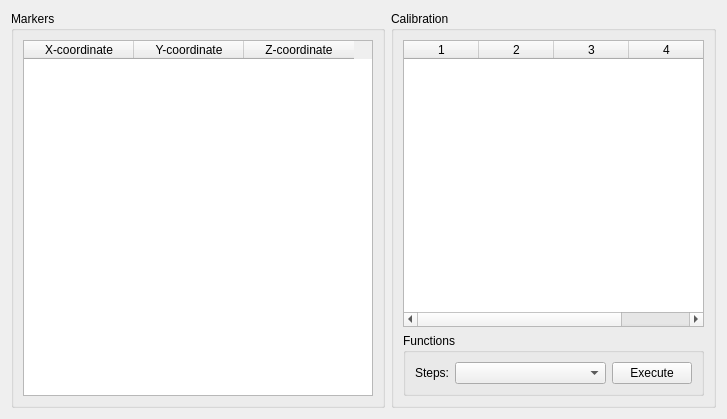
This is MotionViewer/ndiviewer.ui in thinkexist1989/MotionViewer as Qt 5 draws it before an edit. The edited form follows.
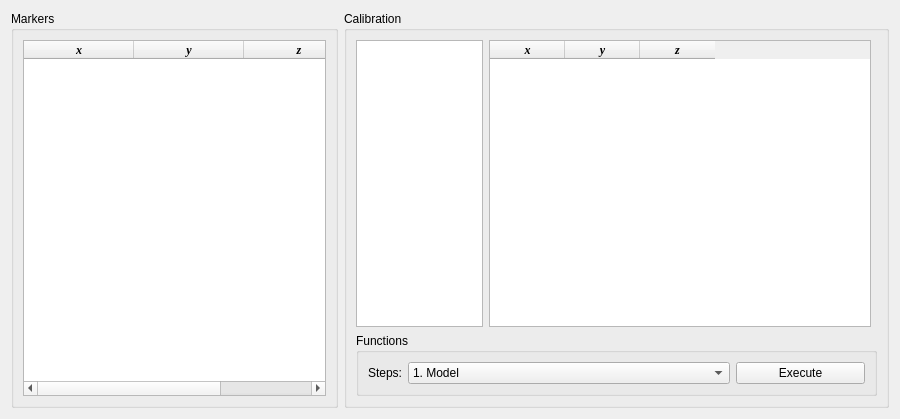
This is the edited form. Icons and pictures are not drawn.

Commit message: add chass NdiTool

What changed in the file:
```diff
--- a/MotionViewer/ndiviewer.ui
+++ b/MotionViewer/ndiviewer.ui
@@ -6,7 +6,7 @@
    <rect>
     <x>0</x>
     <y>0</y>
-    <width>727</width>
+    <width>900</width>
     <height>419</height>
    </rect>
   </property>
@@ -19,7 +19,7 @@
   <property name="windowTitle">
    <string>Form</string>
   </property>
-  <layout class="QGridLayout" name="gridLayout_3">
+  <layout class="QGridLayout" name="gridLayout_3" columnstretch="3,5">
    <item row="0" column="0">
     <widget class="QGroupBox" name="grpMarkers">
      <property name="title">
@@ -30,7 +30,7 @@
        <widget class="QTableWidget" name="tblMarkersView">
         <property name="minimumSize">
          <size>
-          <width>350</width>
+          <width>0</width>
           <height>0</height>
          </size>
         </property>
@@ -75,7 +75,15 @@
         </attribute>
         <column>
          <property name="text">
-          <string>X-coordinate</string>
+          <string>x</string>
+         </property>
+         <property name="font">
+          <font>
+           <family>Times New Roman</family>
+           <weight>75</weight>
+           <italic>true</italic>
+           <bold>true</bold>
+          </font>
          </property>
          <property name="textAlignment">
           <set>AlignCenter</set>
@@ -87,7 +95,15 @@
         </column>
         <column>
          <property name="text">
-          <string>Y-coordinate</string>
+          <string>y</string>
+         </property>
+         <property name="font">
+          <font>
+           <family>Times New Roman</family>
+           <weight>75</weight>
+           <italic>true</italic>
+           <bold>true</bold>
+          </font>
          </property>
          <property name="textAlignment">
           <set>AlignCenter</set>
@@ -100,7 +116,15 @@
         </column>
         <column>
          <property name="text">
-          <string>Z-coordinate</string>
+          <string>z</string>
+         </property>
+         <property name="font">
+          <font>
+           <family>Times New Roman</family>
+           <weight>75</weight>
+           <italic>true</italic>
+           <bold>true</bold>
+          </font>
          </property>
          <property name="textAlignment">
           <set>AlignCenter</set>
@@ -120,83 +144,11 @@
      <property name="title">
       <string>Calibration</string>
      </property>
-     <layout class="QGridLayout" name="gridLayout_2" rowstretch="5,1">
+     <layout class="QGridLayout" name="gridLayout_2" rowstretch="5,1" columnstretch="1,3,0">
       <item row="0" column="0">
-       <widget class="QTableWidget" name="tblMatrixView">
-        <property name="minimumSize">
-         <size>
-          <width>0</width>
-          <height>0</height>
-         </size>
-        </property>
-        <property name="autoFillBackground">
-         <bool>false</bool>
-        </property>
-        <property name="frameShape">
-         <enum>QFrame::StyledPanel</enum>
-        </property>
-        <property name="frameShadow">
-         <enum>QFrame::Sunken</enum>
-        </property>
-        <property name="sizeAdjustPolicy">
-         <enum>QAbstractScrollArea::AdjustIgnored</enum>
-        </property>
-        <property name="autoScroll">
-         <bool>true</bool>
-        </property>
-        <property name="editTriggers">
-         <set>QAbstractItemView::NoEditTriggers</set>
-        </property>
-        <property name="alternatingRowColors">
-         <bool>false</bool>
-        </property>
-        <property name="textElideMode">
-         <enum>Qt::ElideRight</enum>
-        </property>
-        <property name="gridStyle">
-         <enum>Qt::SolidLine</enum>
-        </property>
-        <attribute name="horizontalHeaderCascadingSectionResizes">
-         <bool>false</bool>
-        </attribute>
-        <attribute name="horizontalHeaderDefaultSectionSize">
-         <number>75</number>
-        </attribute>
-        <attribute name="horizontalHeaderMinimumSectionSize">
-         <number>30</number>
-        </attribute>
-        <attribute name="horizontalHeaderStretchLastSection">
-         <bool>false</bool>
-        </attribute>
-        <attribute name="verticalHeaderMinimumSectionSize">
-         <number>30</number>
-        </attribute>
-        <attribute name="verticalHeaderStretchLastSection">
-         <bool>true</bool>
-        </attribute>
-        <column>
-         <property name="text">
-          <string>1</string>
-         </property>
-        </column>
-        <column>
-         <property name="text">
-          <string>2</string>
-         </property>
-        </column>
-        <column>
-         <property name="text">
-          <string>3</string>
-         </property>
-        </column>
-        <column>
-         <property name="text">
-          <string>4</string>
-         </property>
-        </column>
-       </widget>
+       <widget class="QListWidget" name="lstToolName"/>
       </item>
-      <item row="1" column="0">
+      <item row="1" column="0" colspan="3">
        <widget class="QGroupBox" name="grpFunctions">
         <property name="title">
          <string>Functions</string>
@@ -216,7 +168,28 @@
           </widget>
          </item>
          <item>
-          <widget class="QComboBox" name="cmbSteps"/>
+          <widget class="QComboBox" name="cmbSteps">
+           <item>
+            <property name="text">
+             <string>1. Model</string>
+            </property>
+           </item>
+           <item>
+            <property name="text">
+             <string>2. Calibration Needle</string>
+            </property>
+           </item>
+           <item>
+            <property name="text">
+             <string>3. Revise Matrix</string>
+            </property>
+           </item>
+           <item>
+            <property name="text">
+             <string>4. Bone Drill</string>
+            </property>
+           </item>
+          </widget>
          </item>
          <item>
           <widget class="QPushButton" name="btnExec">
@@ -234,6 +207,112 @@
         </layout>
        </widget>
       </item>
+      <item row="0" column="1">
+       <widget class="QTableWidget" name="tblToolMarkers">
+        <property name="minimumSize">
+         <size>
+          <width>0</width>
+          <height>0</height>
+         </size>
+        </property>
+        <property name="autoFillBackground">
+         <bool>false</bool>
+        </property>
+        <property name="frameShape">
+         <enum>QFrame::StyledPanel</enum>
+        </property>
+        <property name="frameShadow">
+         <enum>QFrame::Sunken</enum>
+        </property>
+        <property name="sizeAdjustPolicy">
+         <enum>QAbstractScrollArea::AdjustIgnored</enum>
+        </property>
+        <property name="autoScroll">
+         <bool>true</bool>
+        </property>
+        <property name="editTriggers">
+         <set>QAbstractItemView::NoEditTriggers</set>
+        </property>
+        <property name="alternatingRowColors">
+         <bool>false</bool>
+        </property>
+        <property name="textElideMode">
+         <enum>Qt::ElideRight</enum>
+        </property>
+        <property name="gridStyle">
+         <enum>Qt::SolidLine</enum>
+        </property>
+        <attribute name="horizontalHeaderCascadingSectionResizes">
+         <bool>false</bool>
+        </attribute>
+        <attribute name="horizontalHeaderDefaultSectionSize">
+         <number>75</number>
+        </attribute>
+        <attribute name="horizontalHeaderMinimumSectionSize">
+         <number>30</number>
+        </attribute>
+        <attribute name="horizontalHeaderStretchLastSection">
+         <bool>false</bool>
+        </attribute>
+        <attribute name="verticalHeaderMinimumSectionSize">
+         <number>30</number>
+        </attribute>
+        <attribute name="verticalHeaderStretchLastSection">
+         <bool>false</bool>
+        </attribute>
+        <column>
+         <property name="text">
+          <string>x</string>
+         </property>
+         <property name="font">
+          <font>
+           <family>Times New Roman</family>
+           <weight>75</weight>
+           <italic>true</italic>
+           <bold>true</bold>
+          </font>
+         </property>
+         <property name="icon">
+          <iconset resource="resources.qrc">
+           <normaloff>:/icon/res/coordinates.ico</normaloff>:/icon/res/coordinates.ico</iconset>
+         </property>
+        </column>
+        <column>
+         <property name="text">
+          <string>y</string>
+         </property>
+         <property name="font">
+          <font>
+           <family>Times New Roman</family>
+           <weight>75</weight>
+           <italic>true</italic>
+           <bold>true</bold>
+          </font>
+         </property>
+         <property name="icon">
+          <iconset resource="resources.qrc">
+           <normaloff>:/icon/res/coordinates.ico</normaloff>:/icon/res/coordinates.ico</iconset>
+         </property>
+        </column>
+        <column>
+         <property name="text">
+          <string>z</string>
+         </property>
+         <property name="font">
+          <font>
+           <family>Times New Roman</family>
+           <weight>75</weight>
+           <italic>true</italic>
+           <bold>true</bold>
+          </font>
+         </property>
+         <property name="icon">
+          <iconset resource="resources.qrc">
+           <normaloff>:/icon/res/coordinates.ico</normaloff>:/icon/res/coordinates.ico</iconset>
+         </property>
+        </column>
+       </widget>
+      </item>
      </layout>
     </widget>
    </item>
```
The commit also changes 6 other files.
